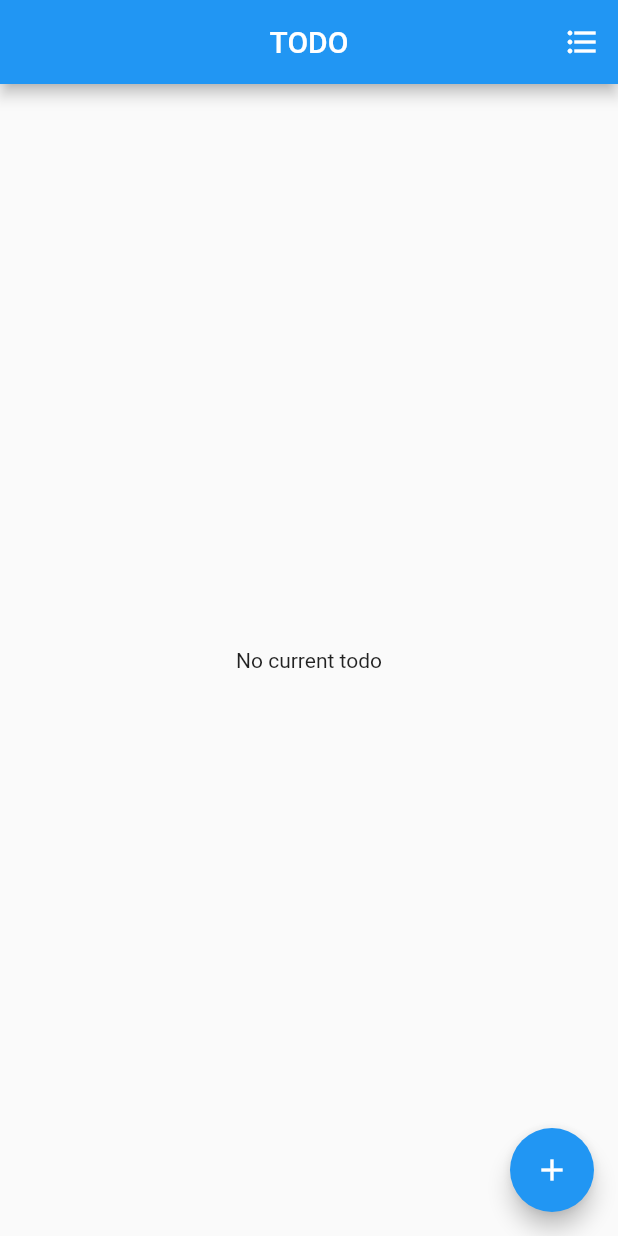
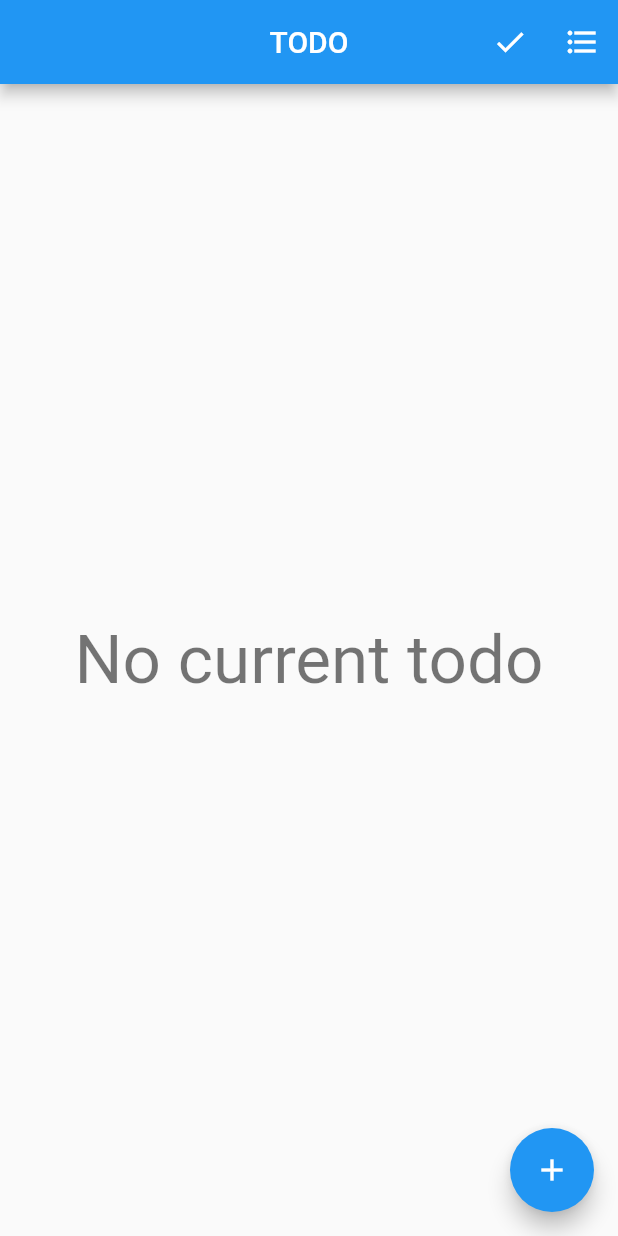
Before and after one commit to GUDN/todorashka, a Flutter app: the screen it shows after launch, on a phone screen of 412 x 824 dp. Run offline on Flutter 3.47's test engine with Material 2 defaults, Android fonts, the phone set to English and light mode, and no system bars.

Commit message:
Finished home screen

```diff
--- a/lib/pages/home.dart
+++ b/lib/pages/home.dart
@@ -1,4 +1,5 @@
 import 'package:flutter/material.dart';
+import 'package:intl/intl.dart';
 import 'package:provider/provider.dart';
 import 'package:todoapp/models/todo.dart';
 
@@ -13,6 +14,12 @@ class HomePage extends StatelessWidget {
         actions: <Widget>[
           IconButton(
             onPressed: () {
+              Provider.of<TodoList>(context, listen: false).pop();
+            },
+            icon: const Icon(Icons.done)
+          ),
+          IconButton(
+            onPressed: () {
               Navigator.pushNamed(context, '/list');
             },
             icon: const Icon(Icons.format_list_bulleted)
@@ -20,7 +27,10 @@ class HomePage extends StatelessWidget {
         ],
       ),
       body: Center(
-        child: CurrentTodo(),
+        child: Padding(
+          padding: const EdgeInsets.all(8.0),
+          child: CurrentTodo(),
+        ),
       ),
       floatingActionButton: FloatingActionButton(
         onPressed: () {
@@ -39,19 +49,30 @@ class CurrentTodo extends StatefulWidget {
 }
 
 class _CurrentTodoState extends State<CurrentTodo> {
+  final DateFormat _dateFormat = DateFormat('dd.MM.yyyy H:mm');
+
   @override
   Widget build(BuildContext context) {
     final todos = Provider.of<TodoList>(context);
     var todo = todos.current;
 
     if (todo == null)
-      return Text('No current todo');
+      return Text(
+        'No current todo',
+        style: Theme.of(context).textTheme.headline3,
+      );
 
     return Column(
       mainAxisAlignment: MainAxisAlignment.center,
       children: <Widget>[
-        Text(todo.todo),
-        Text(todo.creationTime.toString())
+        Text(
+          todo.todo,
+          style: Theme.of(context).textTheme.headline3,
+        ),
+        Text(
+          _dateFormat.format(todo.creationTime),
+          style: Theme.of(context).textTheme.headline6,
+        )
       ],
     );
   }
--- a/pubspec.yaml
+++ b/pubspec.yaml
@@ -13,6 +13,7 @@ dependencies:
     sdk: flutter
 
   provider: ^4.1.2
+  intl: ^0.16.1
 
 dev_dependencies:
   flutter_test:
```
Also changed, not shown: pubspec.lock.
